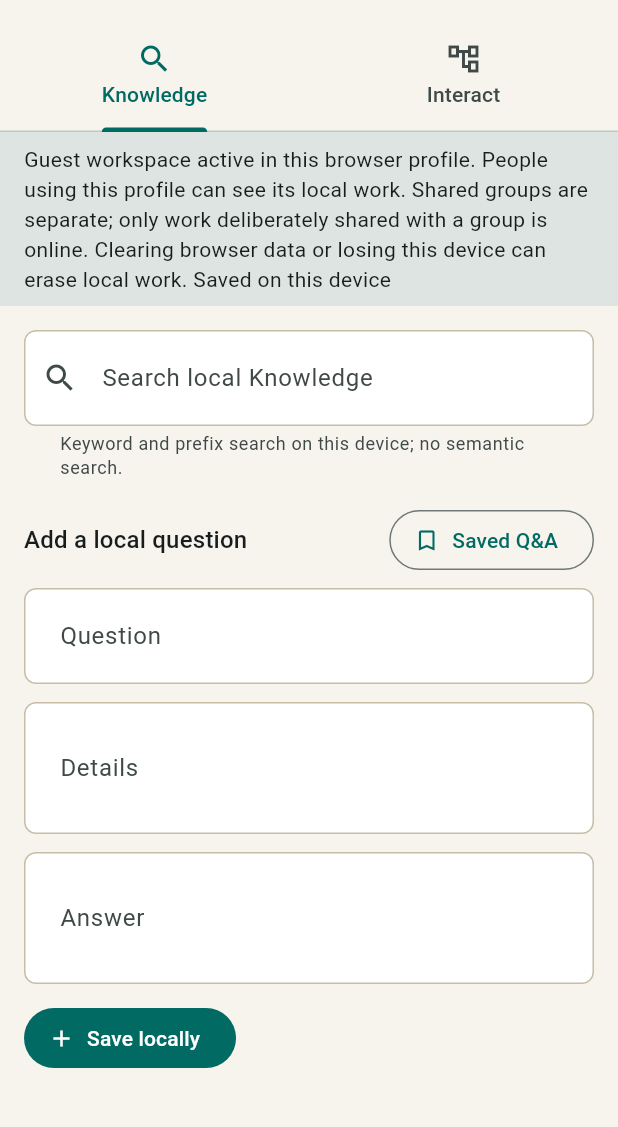
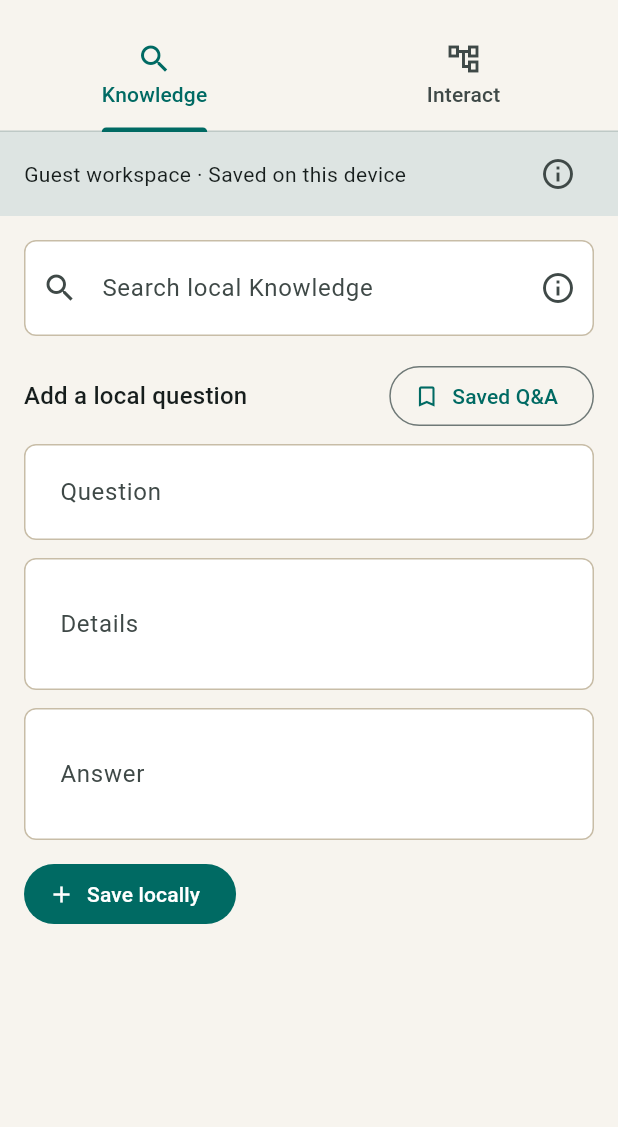
Before and after one commit to ManuelKismet/interaction-qa-flow, a Flutter app: the screen it shows after launch, on a phone screen of 412 x 824 dp, the part 63-1190 px from its top. Run offline on Flutter 3.47's test engine with Material 3 defaults, Android fonts, the phone set to English and light mode, and no system bars; our stand-ins replace cross_file, dio, firebase_auth, firebase_core, flutter_riverpod, go_router and 3 more; missing offline and left inert: dart:js_interop, firebase_app_check; accounts and stored records are empty; Roboto replaces fonts that are missing (Georgia).

Commit message:
Add accessible guest workspace info controls
Co-authored-by: ManuelKismet <32266457+ManuelKismet@users.noreply.github.com>

```diff
--- a/apps/flutter_app/lib/features/guest/presentation/guest_workspace_page.dart
+++ b/apps/flutter_app/lib/features/guest/presentation/guest_workspace_page.dart
@@ -1078,18 +1078,64 @@ class _GuestNotice extends StatelessWidget {
   final String saveStatus;
 
   @override
-  Widget build(BuildContext context) => Container(
-    width: double.infinity,
-    color: Theme.of(context).colorScheme.surfaceContainerHighest,
-    padding: const EdgeInsets.symmetric(horizontal: 16, vertical: 8),
-    child: Text(
-      sharedIdentityActive
-          ? 'A guest sign-in is active in this browser profile. People using this profile share that sign-in and its local drafts. Shared groups are separate; only work deliberately shared with a group is online. $saveStatus'
-          : isRegistered
-          ? 'Registered workspace. Local drafts stay in this browser profile and may be visible to people using it. Shared groups and organisation access are separate. $saveStatus'
-          : 'Guest workspace active in this browser profile. People using this profile can see its local work. Shared groups are separate; only work deliberately shared with a group is online. Clearing browser data or losing this device can erase local work. $saveStatus',
-    ),
-  );
+  Widget build(BuildContext context) {
+    final status = sharedIdentityActive
+        ? 'Guest sign-in active · $saveStatus'
+        : isRegistered
+        ? 'Registered workspace · $saveStatus'
+        : 'Guest workspace · $saveStatus';
+    final explanation = sharedIdentityActive
+        ? 'A guest sign-in is active in this browser profile. People using this profile share that sign-in and its local drafts. Shared groups are separate; only work deliberately shared with a group is online.'
+        : isRegistered
+        ? 'Registered workspace. Local drafts stay in this browser profile and may be visible to people using it. Shared groups and organisation access are separate.'
+        : 'Guest workspace active in this browser profile. People using this profile can see its local work. Shared groups are separate; only work deliberately shared with a group is online. Clearing browser data or losing this device can erase local work.';
+    return Container(
+      width: double.infinity,
+      color: Theme.of(context).colorScheme.surfaceContainerHighest,
+      padding: const EdgeInsets.symmetric(horizontal: 16, vertical: 4),
+      child: Row(
+        children: [
+          Expanded(child: Text(status)),
+          _GuestInfoButton(
+            tooltip: 'Workspace storage information',
+            title: 'About this workspace',
+            content: explanation,
+          ),
+        ],
+      ),
+    );
+  }
+}
+
+class _GuestInfoButton extends StatelessWidget {
+  const _GuestInfoButton({
+    required this.tooltip,
+    required this.title,
+    required this.content,
+  });
+
+  final String tooltip;
+  final String title;
+  final String content;
+
+  @override
+  Widget build(BuildContext context) => IconButton(
+        tooltip: tooltip,
+        onPressed: () => showDialog<void>(
+          context: context,
+          builder: (context) => AlertDialog(
+            title: Text(title),
+            content: Text(content),
+            actions: [
+              TextButton(
+                onPressed: () => Navigator.of(context).pop(),
+                child: const Text('Close'),
+              ),
+            ],
+          ),
+        ),
+        icon: const Icon(Icons.info_outline),
+      );
 }
 
 class _AccountMembershipNotice extends StatelessWidget {
@@ -1174,12 +1220,15 @@ class _GuestKnowledgeTabState extends State<_GuestKnowledgeTab> {
         .toList();
     final searchField = TextField(
       controller: _query,
-      decoration: const InputDecoration(
+      decoration: InputDecoration(
         labelText: 'Search local Knowledge',
-        helperText:
-            'Keyword and prefix search on this device; no semantic search.',
-        helperMaxLines: 3,
-        prefixIcon: Icon(Icons.search),
+        prefixIcon: const Icon(Icons.search),
+        suffixIcon: const _GuestInfoButton(
+          tooltip: 'Search help',
+          title: 'About local Knowledge search',
+          content:
+              'Keyword and prefix search on this device; no semantic search.',
+        ),
       ),
       onChanged: (_) => setState(() {}),
     );
@@ -1530,9 +1579,21 @@ class _GuestInteractTabState extends State<_GuestInteractTab> {
           child: ListView(
             padding: const EdgeInsets.all(16),
             children: [
-              Text(
-                'Interact sessions stay private on this device until you explicitly select one for a shared group.',
-                style: Theme.of(context).textTheme.bodyMedium,
+              Row(
+                children: [
+                  Expanded(
+                    child: Text(
+                      'Interact sessions stay private on this device.',
+                      style: Theme.of(context).textTheme.bodyMedium,
+                    ),
+                  ),
+                  const _GuestInfoButton(
+                    tooltip: 'Interact privacy information',
+                    title: 'About local Interact sessions',
+                    content:
+                        'Interact sessions stay private on this device until you explicitly select one for a shared group.',
+                  ),
+                ],
               ),
               const SizedBox(height: 12),
               if (widget.data.templates.isNotEmpty)
@@ -1866,8 +1927,12 @@ class _GuestSessionEditorState extends State<_GuestSessionEditor> {
               isExpanded: true,
               decoration: const InputDecoration(
                 labelText: 'Active participant',
-                helperText: 'Answers and individual questions are shown for this participant.',
-                helperMaxLines: 3,
+                suffixIcon: _GuestInfoButton(
+                  tooltip: 'Active participant help',
+                  title: 'About the active participant',
+                  content:
+                      'Answers and individual questions are shown for this participant.',
+                ),
               ),
               items: [
                 for (final participant in participants)
@@ -1918,8 +1983,12 @@ class _GuestSessionEditorState extends State<_GuestSessionEditor> {
               controller: _question,
               decoration: const InputDecoration(
                 labelText: 'Prepared question',
-                helperText: 'Shared questions get separate answers from each participant.',
-                helperMaxLines: 3,
+                suffixIcon: _GuestInfoButton(
+                  tooltip: 'Prepared question help',
+                  title: 'About shared questions',
+                  content:
+                      'Shared questions get separate answers from each participant.',
+                ),
               ),
             ),
             const SizedBox(height: 8),
```
Also changed, not shown: 2 other files.
